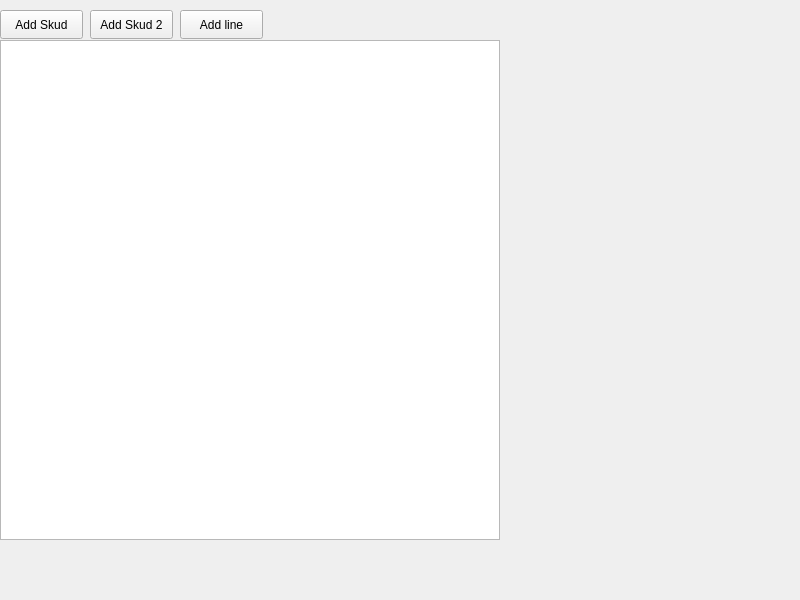
Above: widget.ui from jkj89507/skudEmu before the change. Below: the same form after it.
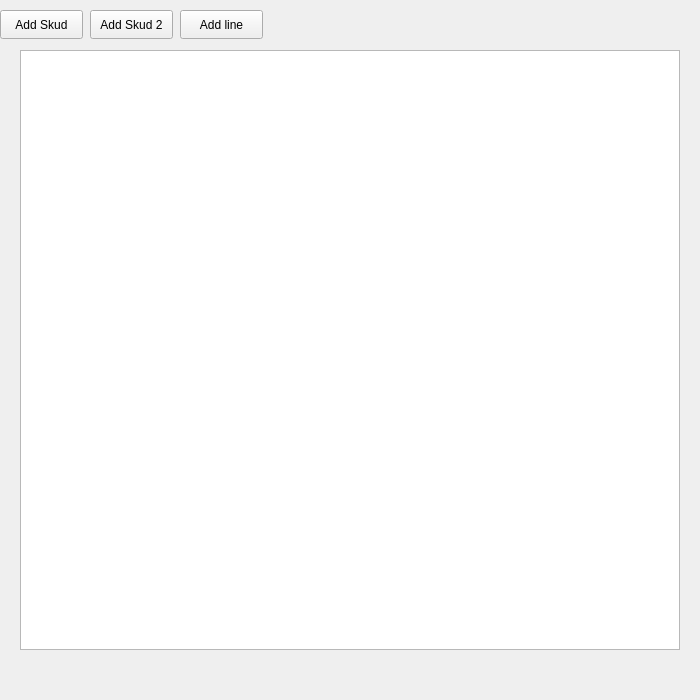
That is the form after the change.

What changed in the file:
```diff
--- a/widget.ui
+++ b/widget.ui
@@ -6,8 +6,8 @@
    <rect>
     <x>0</x>
     <y>0</y>
-    <width>800</width>
-    <height>600</height>
+    <width>700</width>
+    <height>700</height>
    </rect>
   </property>
   <property name="windowTitle">
@@ -16,10 +16,10 @@
   <widget class="QGraphicsView" name="graphicsView">
    <property name="geometry">
     <rect>
-     <x>0</x>
-     <y>40</y>
-     <width>500</width>
-     <height>500</height>
+     <x>20</x>
+     <y>50</y>
+     <width>660</width>
+     <height>600</height>
     </rect>
    </property>
   </widget>
```
